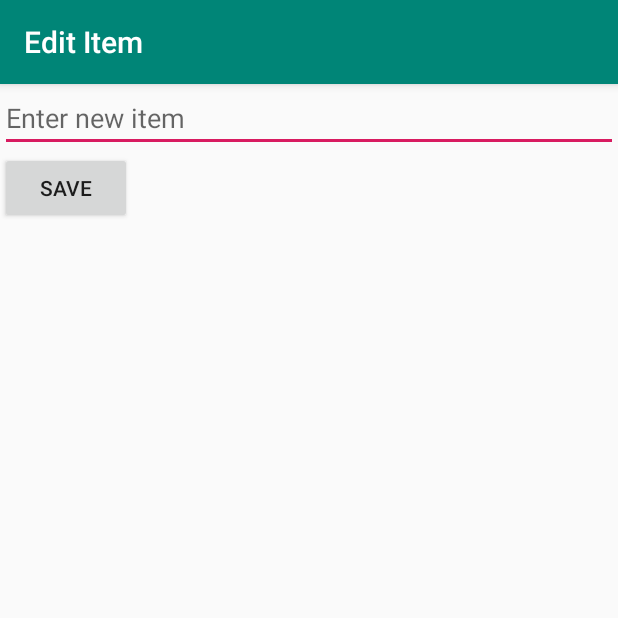
After one commit to bongbonglemon/SimpleTodo, an Android app: the EditItemActivity screen opened directly, with no data from a screen before it, on a phone screen of 412 x 824 dp, the top half of it. The commit adds this screen. Run offline under Robolectric (Android 15) with nearby library versions, the phone set to English and light mode, and no system bars.

Commit message:
Implemented edit features

```diff
--- /dev/null
+++ b/app/src/main/java/com/example/soymilk/simpletodo/EditItemActivity.java
@@ -0,0 +1,31 @@
+package com.example.soymilk.simpletodo;
+
+import android.support.v7.app.AppCompatActivity;
+import android.os.Bundle;
+import android.view.View;
+import android.widget.EditText;
+import android.widget.Toast;
+
+public class EditItemActivity extends AppCompatActivity {
+
+    int index;
+    EditText addNewItem;
+    String newItem;
+
+    @Override
+    protected void onCreate(Bundle savedInstanceState) {
+        super.onCreate(savedInstanceState);
+        setContentView(R.layout.activity_edit_item);
+        index = getIntent().getIntExtra("index", 0);
+        addNewItem = (EditText)findViewById(R.id.newItem);
+
+    }
+
+    public void saveMethod(View view){
+        newItem = addNewItem.getText().toString();
+        MainActivity.listOfItems.remove(index);
+        MainActivity.listOfItems.add(index, newItem);
+        Toast.makeText(getApplicationContext(), "Updated", Toast.LENGTH_SHORT).show();
+        finish();
+    }
+}
--- /dev/null
+++ b/app/src/main/res/layout/activity_edit_item.xml
@@ -0,0 +1,28 @@
+<?xml version="1.0" encoding="utf-8"?>
+<RelativeLayout xmlns:android="http://schemas.android.com/apk/res/android"
+    xmlns:app="http://schemas.android.com/apk/res-auto"
+    xmlns:tools="http://schemas.android.com/tools"
+    android:layout_width="match_parent"
+    android:layout_height="match_parent"
+    tools:context=".EditItemActivity">
+
+    <EditText
+        android:id="@+id/newItem"
+        android:layout_width="match_parent"
+        android:layout_height="wrap_content"
+        android:layout_alignParentStart="true"
+        android:layout_alignParentTop="true"
+        android:ems="10"
+        android:hint="Enter new item"
+        android:inputType="textPersonName"
+         />
+
+    <Button
+        android:id="@+id/btnSave"
+        android:layout_width="wrap_content"
+        android:layout_height="wrap_content"
+        android:layout_below="@+id/newItem"
+        android:layout_alignParentStart="true"
+        android:onClick="saveMethod"
+        android:text="SAVE" />
+</RelativeLayout>
```
Also changed, not shown: app/src/main/AndroidManifest.xml (+4 -3 lines), app/src/main/java/com/example/soymilk/simpletodo/MainActivity.java (+30 -2 lines).
